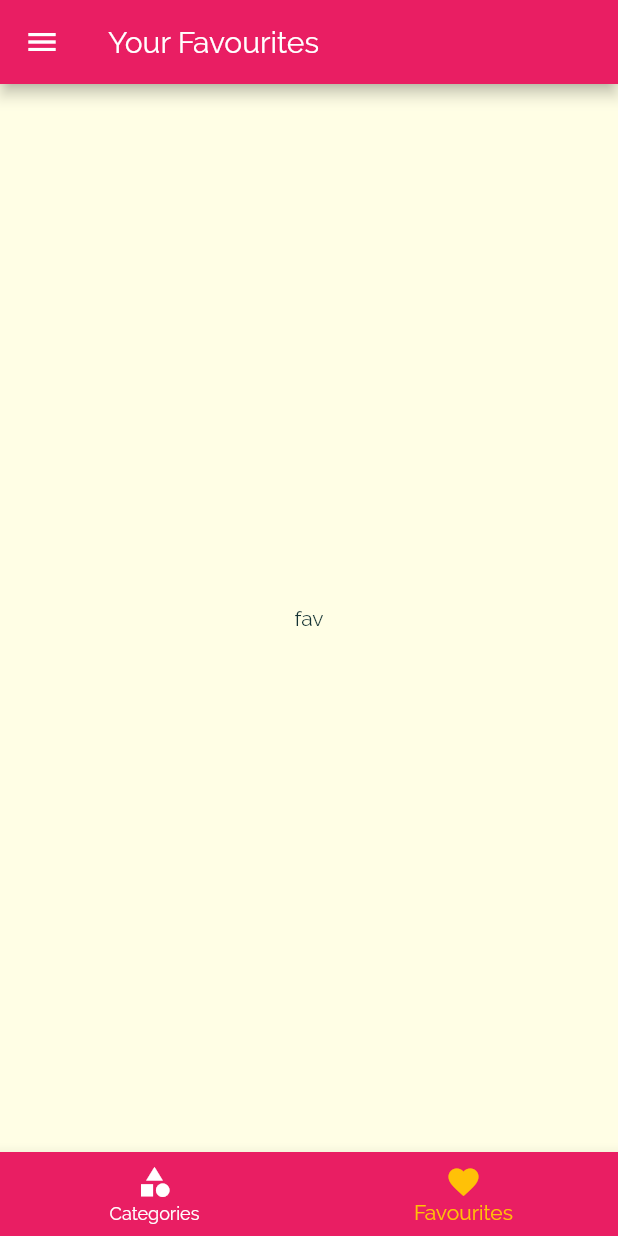
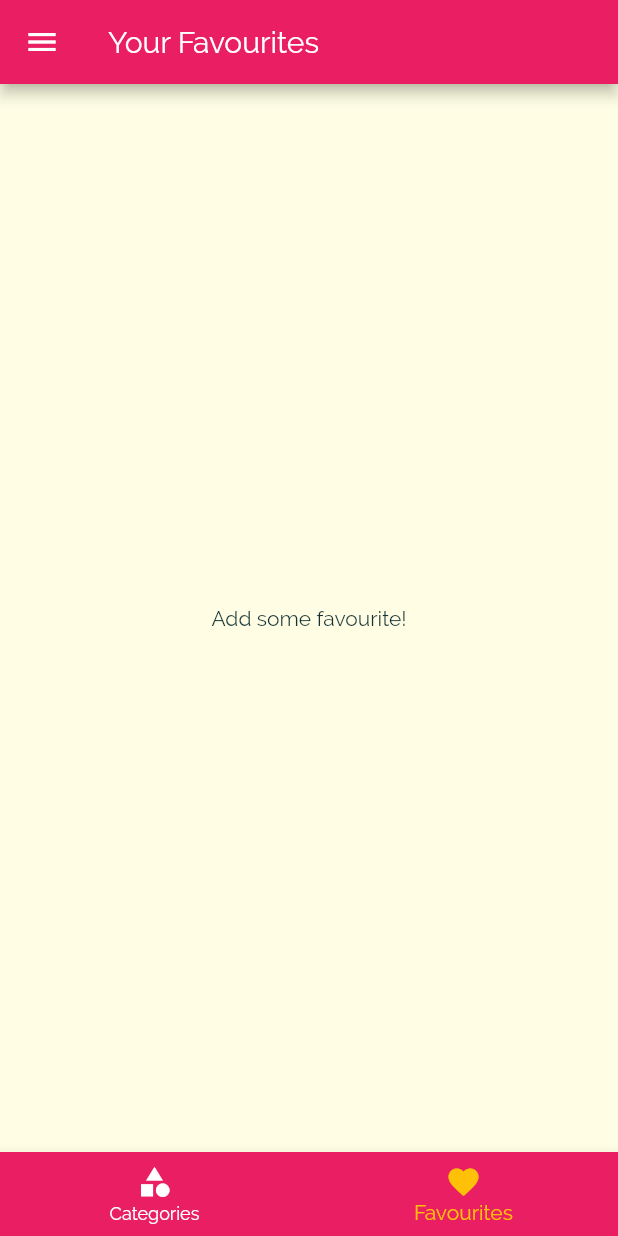
Before and after one commit to AbdoTareq/meals, a Flutter app: the screen it shows after launch, item 2 of the bottom bar chosen, on a phone screen of 412 x 824 dp. Run offline on Flutter 3.47's test engine with Material 2 defaults, Android fonts, the phone set to English and light mode, and no system bars.

Commit message:
feat: Favourite meals

```diff
--- a/lib/main.dart
+++ b/lib/main.dart
@@ -17,7 +17,8 @@ class MyApp extends StatefulWidget {
 }
 
 class _MyAppState extends State<MyApp> {
-  List<Meal> _availableMeals;
+  List<Meal> _availableMeals = DUMMY_MEALS;
+  List<Meal> _favouriteMeals = [];
 
   Filters _filters = Filters();
 
@@ -41,6 +42,24 @@ class _MyAppState extends State<MyApp> {
       }).toList();
     });
   }
+
+  _toggleFavourite(String mealId) {
+    final existingIndex =
+        _favouriteMeals.indexWhere((element) => element.id == mealId);
+    if (existingIndex >= 0) {
+      setState(() {
+        _favouriteMeals.removeAt(existingIndex);
+      });
+    } else {
+      setState(() {
+        _favouriteMeals
+            .add(DUMMY_MEALS.firstWhere((element) => element.id == mealId));
+      });
+    }
+  }
+
+  bool _isMealFavourite(String id) =>
+      _favouriteMeals.any((element) => element.id == id);
 
   @override
   Widget build(BuildContext context) {
@@ -66,11 +85,12 @@ class _MyAppState extends State<MyApp> {
       ),
       initialRoute: '/',
       routes: {
-        '/': (ctx) => TabsScreen(),
+        '/': (ctx) => TabsScreen(_favouriteMeals),
         CategoryMealScreen.routeName: (context) => CategoryMealScreen(
               filteredMeals: _availableMeals,
             ),
-        MealDetailScreen.routeName: (context) => MealDetailScreen(),
+        MealDetailScreen.routeName: (context) =>
+            MealDetailScreen(_toggleFavourite, _isMealFavourite),
         FilterScreen.routeName: (context) => FilterScreen(
               selectedFilters: _filters,
               setFilters: _setFilters,
--- a/lib/screens/favourites_screen.dart
+++ b/lib/screens/favourites_screen.dart
@@ -1,8 +1,20 @@
 import 'package:flutter/material.dart';
+import 'package:meals/models/meal.dart';
+import 'package:meals/widgets/meal_item.dart';
 
 class FavouritesScreen extends StatelessWidget {
+  final List<Meal> favouriteMeals;
+
+  FavouritesScreen(this.favouriteMeals);
+
   @override
   Widget build(BuildContext context) {
-    return Center(child: Text('fav'));
+    return favouriteMeals.isEmpty
+        ? Center(child: Text('Add some favourite!'))
+        : ListView.builder(
+            itemCount: favouriteMeals.length,
+            itemBuilder: (context, index) =>
+                MealItem(meal: favouriteMeals[index]),
+          );
   }
 }
--- a/lib/screens/tabs_screen.dart
+++ b/lib/screens/tabs_screen.dart
@@ -1,19 +1,21 @@
 import 'package:flutter/material.dart';
+import 'package:meals/models/meal.dart';
 import 'package:meals/screens/categories_screen.dart';
 import 'package:meals/screens/favourites_screen.dart';
 import 'package:meals/widgets/main_drawer.dart';
 
 class TabsScreen extends StatefulWidget {
+  final List<Meal> favouriteMeals;
+
+  TabsScreen(this.favouriteMeals);
+
   @override
   _TabsScreenState createState() => _TabsScreenState();
 }
 
 class _TabsScreenState extends State<TabsScreen> {
   // we can add buttons too
-  final List<Map<String, Object>> _pages = [
-    {'page': CategoryScreen(), 'title': 'Categories'},
-    {'page': FavouritesScreen(), 'title': 'Your Favourites'},
-  ];
+  List<Map<String, Object>> _pages;
 
   int _selectedPageIndex = 0;
 
@@ -22,6 +24,18 @@ class _TabsScreenState extends State<TabsScreen> {
     setState(() {
       _selectedPageIndex = index;
     });
+  }
+
+  @override
+  void initState() {
+    super.initState();
+    _pages = [
+      {'page': CategoryScreen(), 'title': 'Categories'},
+      {
+        'page': FavouritesScreen(widget.favouriteMeals),
+        'title': 'Your Favourites'
+      },
+    ];
   }
 
   @override
```
Also changed, not shown: lib/screens/category_meal_screen.dart (+1 -13 lines), lib/screens/meal_detail_screen.dart (+9 -3 lines), lib/widgets/meal_item.dart (+4 -5 lines).
